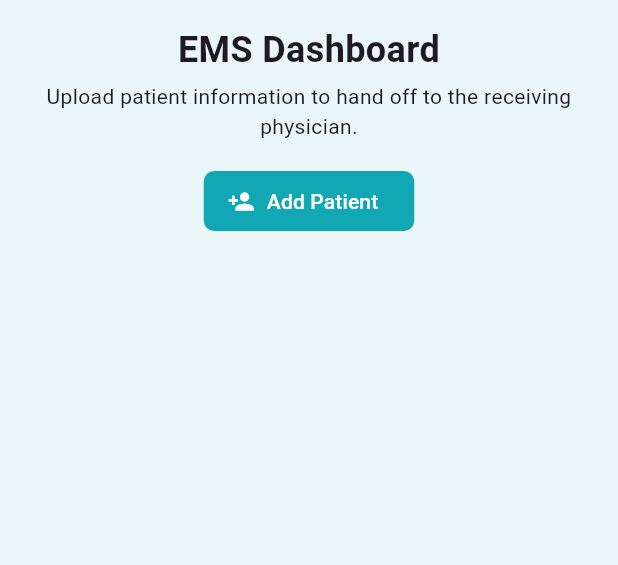
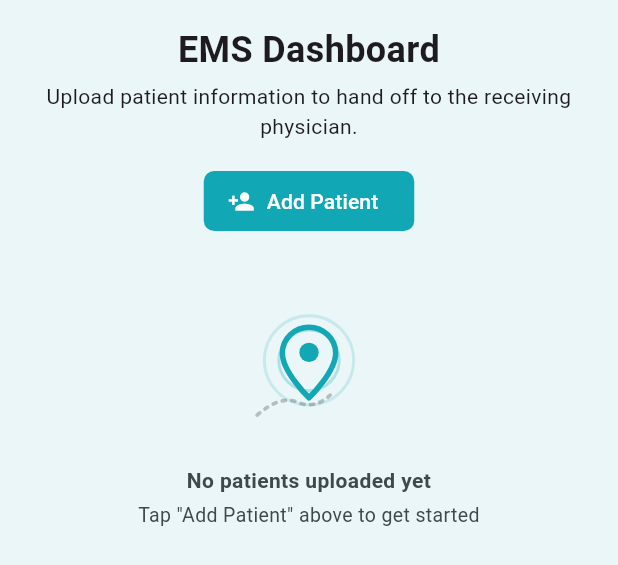
Before and after one commit to frymire1/amdash, a Flutter app: the HomeScreen widget shown alone on an empty page, opened directly, on a phone screen of 412 x 824 dp. Shown: the top 565 px of the screen. Run offline on Flutter 3.47's test engine with Material 3 defaults, Android fonts, the phone set to English and light mode, and no system bars; our stand-ins replace cloud_firestore, cloud_functions, connectivity_plus, firebase_auth, firebase_core, firebase_messaging and 7 more; missing offline and left inert: dart:js_interop, flutter_foreground_task; accounts and stored records are empty.

Commit message:
Add empty-state illustrations; fix EMS delete/complete spinners; land physician mobile on the patient list
- New shared amdash_core widgets: PatientsEmptyIllustration (two vector
  graphics — chart-and-pulse, route-ping — both theme-aware, no raster
  assets) and PatientsEmptyState (illustration + title/subtitle).
  Wired in: physician patient list (both empty states, route-ping),
  physician desktop viewer pane when nothing is selected (chart-pulse),
  and the EMS dashboard (previously showed nothing at all when empty).

- EMS patient_summary_card: Delete and Complete Transport spinners were
  flipped on *after* awaiting stopTracking(), so the multi-second
  teardown looked like the button doing nothing. Now the spinner shows
  immediately on confirm, and stopTracking() is inside the same try so
  its failures surface an error instead of leaving the button stuck.
  Delete's spinner is now red (AppColors.danger) and Complete
  Transport's is green (AppColors.success) to match each button.

- Physician main_view_screen: on mobile, first load now lands on the
  patient list directly instead of an empty PatientViewer with a
  "Patient List" button — the button still appears once a patient is
  selected.

Co-Authored-By: Claude Sonnet 5 <noreply@anthropic.com>

```diff
--- a/flutter/apps/ems/lib/screens/home_screen.dart
+++ b/flutter/apps/ems/lib/screens/home_screen.dart
@@ -62,10 +62,18 @@ class HomeScreen extends ConsumerWidget {
                         // 720px width as patient_upload_screen.dart's form
                         // sections, instead of shrink-wrapping to its own
                         // content width under the outer Column's .start.
-                        data: (patients) => Column(
-                          crossAxisAlignment: CrossAxisAlignment.stretch,
-                          children: [for (final uploaded in patients) PatientSummaryCard(uploaded: uploaded)],
-                        ),
+                        data: (patients) => patients.isEmpty
+                            ? const Padding(
+                                padding: EdgeInsets.symmetric(vertical: 24),
+                                child: PatientsEmptyState(
+                                  title: 'No patients uploaded yet',
+                                  subtitle: 'Tap "Add Patient" above to get started',
+                                ),
+                              )
+                            : Column(
+                                crossAxisAlignment: CrossAxisAlignment.stretch,
+                                children: [for (final uploaded in patients) PatientSummaryCard(uploaded: uploaded)],
+                              ),
                         loading: () => const Padding(
                           padding: EdgeInsets.symmetric(vertical: 32),
                           child: Center(child: CircularProgressIndicator()),
--- a/flutter/apps/physician/lib/widgets/patient_list.dart
+++ b/flutter/apps/physician/lib/widgets/patient_list.dart
@@ -154,11 +154,9 @@ class _PatientListState extends ConsumerState<PatientList> {
           child: !_loadedOnce
               ? const Center(child: CircularProgressIndicator())
               : filtered.isEmpty
-              ? Center(
-                  child: Text(
-                    patients.isEmpty ? 'No patients uploaded yet.' : 'No patients match this filter.',
-                    style: TextStyle(color: Theme.of(context).colorScheme.onSurfaceVariant),
-                  ),
+              ? PatientsEmptyState(
+                  title: patients.isEmpty ? 'No patients uploaded yet' : 'No patients match this filter',
+                  subtitle: patients.isEmpty ? null : 'Try a different destination',
                 )
               : ListView.builder(
                   padding: const EdgeInsets.symmetric(horizontal: 8),
--- a/flutter/packages/amdash_core/lib/amdash_core.dart
+++ b/flutter/packages/amdash_core/lib/amdash_core.dart
@@ -17,6 +17,7 @@ export 'src/theme/route_transitions.dart';
 export 'src/theme/theme_mode_provider.dart';
 export 'src/widgets/app_background.dart';
 export 'src/widgets/dialogs.dart';
+export 'src/widgets/empty_state.dart';
 export 'src/widgets/glass_panel.dart';
 export 'src/widgets/nav_bar.dart';
 export 'src/widgets/offline_banner.dart';
--- /dev/null
+++ b/flutter/packages/amdash_core/lib/src/widgets/empty_state.dart
@@ -0,0 +1,254 @@
+import 'package:flutter/material.dart';
+
+import '../theme/app_theme.dart';
+
+/// Which vector illustration to draw. `chartPulse` (clipboard + an active
+/// pulse line) is used for the physician desktop viewer pane when nothing
+/// is selected; `routePing` (map pin + radar sweep + dashed route) is used
+/// everywhere else a patient list/dashboard has nothing to show.
+enum EmptyStateGraphic { chartPulse, routePing }
+
+/// Small vector illustration for wherever there are no patients to show.
+/// Drawn with [CustomPainter] rather than a raster asset, so it stays crisp
+/// at any size/DPI and themes itself automatically via [AppPalette] — no
+/// separate light/dark image to ship or keep in sync.
+class PatientsEmptyIllustration extends StatelessWidget {
+  const PatientsEmptyIllustration({super.key, this.graphic = EmptyStateGraphic.routePing, this.size = 96});
+
+  final EmptyStateGraphic graphic;
+  final double size;
+
+  @override
+  Widget build(BuildContext context) {
+    final palette = context.palette;
+    final onSurfaceVariant = Theme.of(context).colorScheme.onSurfaceVariant;
+    return SizedBox(
+      width: size,
+      height: size,
+      child: CustomPaint(
+        painter: switch (graphic) {
+          EmptyStateGraphic.chartPulse => _ChartPulsePainter(
+            structure: onSurfaceVariant.withValues(alpha: 0.55),
+            rows: onSurfaceVariant.withValues(alpha: 0.28),
+            accent: palette.glow,
+          ),
+          EmptyStateGraphic.routePing => _RoutePingPainter(
+            route: onSurfaceVariant.withValues(alpha: 0.32),
+            accent: palette.glow,
+          ),
+        },
+      ),
+    );
+  }
+}
+
+class _ChartPulsePainter extends CustomPainter {
+  _ChartPulsePainter({required this.structure, required this.rows, required this.accent});
+
+  final Color structure;
+  final Color rows;
+  final Color accent;
+
+  @override
+  void paint(Canvas canvas, Size size) {
+    final w = size.width;
+    final h = size.height;
+
+    // Clipboard outline.
+    final board = RRect.fromRectAndRadius(
+      Rect.fromLTWH(w * 0.14, h * 0.12, w * 0.72, h * 0.78),
+      Radius.circular(w * 0.09),
+    );
+    canvas.drawRRect(
+      board,
+      Paint()
+        ..color = structure
+        ..style = PaintingStyle.stroke
+        ..strokeWidth = w * 0.035,
+    );
+
+    // Clip tab at the top.
+    canvas.drawRRect(
+      RRect.fromRectAndRadius(
+        Rect.fromCenter(center: Offset(w * 0.5, h * 0.12), width: w * 0.26, height: h * 0.07),
+        Radius.circular(w * 0.025),
+      ),
+      Paint()..color = structure,
+    );
+
+    // Empty list rows near the bottom.
+    final rowPaint = Paint()
+      ..color = rows
+      ..style = PaintingStyle.stroke
+      ..strokeWidth = w * 0.028
+      ..strokeCap = StrokeCap.round;
+    for (final fraction in [0.63, 0.73, 0.83]) {
+      canvas.drawLine(Offset(w * 0.30, h * fraction), Offset(w * 0.70, h * fraction), rowPaint);
+    }
+
+    // Pulse line with a soft glow behind it, centered in the upper half —
+    // an active beat, deliberately not a flat line, to avoid reading as a
+    // flatline in a healthcare app.
+    final pulse = _pulsePath(w, h);
+    canvas.drawPath(
+      pulse,
+      Paint()
+        ..color = accent.withValues(alpha: 0.35)
+        ..style = PaintingStyle.stroke
+        ..strokeWidth = w * 0.09
+        ..strokeCap = StrokeCap.round
+        ..strokeJoin = StrokeJoin.round
+        ..maskFilter = MaskFilter.blur(BlurStyle.normal, w * 0.05),
+    );
+    canvas.drawPath(
+      pulse,
+      Paint()
+        ..color = accent
+        ..style = PaintingStyle.stroke
+        ..strokeWidth = w * 0.04
+        ..strokeCap = StrokeCap.round
+        ..strokeJoin = StrokeJoin.round,
+    );
+  }
+
+  Path _pulsePath(double w, double h) {
+    final y = h * 0.44;
+    return Path()
+      ..moveTo(w * 0.26, y)
+      ..lineTo(w * 0.38, y)
+      ..lineTo(w * 0.44, y - h * 0.15)
+      ..lineTo(w * 0.51, y + h * 0.19)
+      ..lineTo(w * 0.58, y - h * 0.09)
+      ..lineTo(w * 0.64, y)
+      ..lineTo(w * 0.74, y);
+  }
+
+  @override
+  bool shouldRepaint(covariant _ChartPulsePainter oldDelegate) =>
+      structure != oldDelegate.structure || rows != oldDelegate.rows || accent != oldDelegate.accent;
+}
+
+class _RoutePingPainter extends CustomPainter {
+  _RoutePingPainter({required this.route, required this.accent});
+
+  final Color route;
+  final Color accent;
+
+  @override
+  void paint(Canvas canvas, Size size) {
+    final w = size.width;
+    final h = size.height;
+    final center = Offset(w * 0.5, h * 0.44);
+
+    // Radar sweep rings behind the pin.
+    canvas.drawCircle(
+      center,
+      w * 0.31,
+      Paint()
+        ..color = accent.withValues(alpha: 0.16)
+        ..style = PaintingStyle.stroke
+        ..strokeWidth = w * 0.02,
+    );
+    canvas.drawCircle(
+      center,
+      w * 0.21,
+      Paint()
+        ..color = accent.withValues(alpha: 0.28)
+        ..style = PaintingStyle.stroke
+        ..strokeWidth = w * 0.02,
+    );
+
+    // A dashed route trailing off below the pin.
+    final routePath = Path()
+      ..moveTo(w * 0.14, h * 0.82)
+      ..quadraticBezierTo(w * 0.30, h * 0.68, w * 0.42, h * 0.73)
+      ..quadraticBezierTo(w * 0.55, h * 0.79, w * 0.68, h * 0.65);
+    _drawDashed(canvas, routePath, route, w * 0.026, dashWidth: w * 0.022, dashGap: w * 0.045);
+
+    // Pin body.
+    final pinPaint = Paint()
+      ..color = accent
+      ..style = PaintingStyle.stroke
+      ..strokeWidth = w * 0.038
+      ..strokeJoin = StrokeJoin.round;
+    final pin = Path()
+      ..moveTo(w * 0.5, h * 0.21)
+      ..cubicTo(w * 0.40, h * 0.21, w * 0.315, h * 0.29, w * 0.315, h * 0.39)
+      ..cubicTo(w * 0.315, h * 0.52, w * 0.5, h * 0.70, w * 0.5, h * 0.70)
+      ..cubicTo(w * 0.5, h * 0.70, w * 0.685, h * 0.52, w * 0.685, h * 0.39)
+      ..cubicTo(w * 0.685, h * 0.29, w * 0.60, h * 0.21, w * 0.5, h * 0.21)
+      ..close();
+    canvas.drawPath(pin, pinPaint);
+    canvas.drawCircle(Offset(w * 0.5, h * 0.385), w * 0.067, Paint()..color = accent);
+  }
+
+  void _drawDashed(
+    Canvas canvas,
+    Path path,
+    Color color,
+    double strokeWidth, {
+    required double dashWidth,
+    required double dashGap,
+  }) {
+    final paint = Paint()
+      ..color = color
+      ..style = PaintingStyle.stroke
+      ..strokeWidth = strokeWidth
+      ..strokeCap = StrokeCap.round;
+    for (final metric in path.computeMetrics()) {
+      var distance = 0.0;
+      while (distance < metric.length) {
+        final next = distance + dashWidth;
+        canvas.drawPath(metric.extractPath(distance, next.clamp(0, metric.length)), paint);
+        distance = next + dashGap;
+      }
+    }
+  }
+
+  @override
+  bool shouldRepaint(covariant _RoutePingPainter oldDelegate) =>
+      route != oldDelegate.route || accent != oldDelegate.accent;
+}
+
+/// Illustration + title + subtitle, centered — the standard "nothing here"
+/// layout shared by every patient list/dashboard/viewer-pane across the
+/// apps. Defaults to [EmptyStateGraphic.routePing] since that's the more
+/// common of the two placements (list/dashboard empty states outnumber the
+/// single desktop viewer-pane spot that uses `chartPulse`).
+class PatientsEmptyState extends StatelessWidget {
+  const PatientsEmptyState({super.key, required this.title, this.subtitle, this.graphic = EmptyStateGraphic.routePing});
+
+  final String title;
+  final String? subtitle;
+  final EmptyStateGraphic graphic;
+
+  @override
+  Widget build(BuildContext context) {
+    final onSurfaceVariant = Theme.of(context).colorScheme.onSurfaceVariant;
+    return Center(
+      child: Padding(
+        padding: const EdgeInsets.symmetric(horizontal: 24),
+        child: Column(
+          mainAxisSize: MainAxisSize.min,
+          children: [
+            PatientsEmptyIllustration(graphic: graphic),
+            const SizedBox(height: 16),
+            Text(
+              title,
+              textAlign: TextAlign.center,
+              style: TextStyle(fontWeight: FontWeight.w600, color: onSurfaceVariant),
+            ),
+            if (subtitle != null) ...[
+              const SizedBox(height: 4),
+              Text(
+                subtitle!,
+                textAlign: TextAlign.center,
+                style: TextStyle(fontSize: 13, color: onSurfaceVariant),
+              ),
+            ],
+          ],
+        ),
+      ),
+    );
+  }
+}
```
Also changed, not shown: flutter/apps/ems/lib/widgets/patient_summary_card.dart (+17 -6 lines), flutter/apps/physician/lib/screens/main_view_screen.dart (+11 -5 lines), flutter/apps/physician/lib/widgets/patient_viewer.dart (+4 -6 lines).
